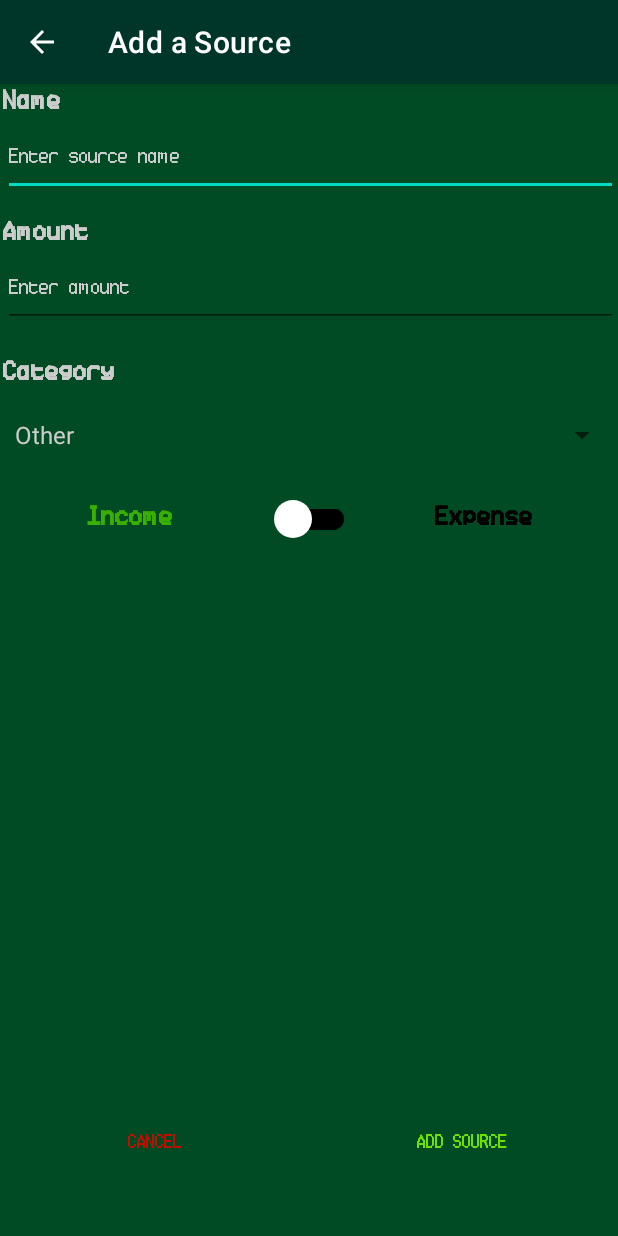
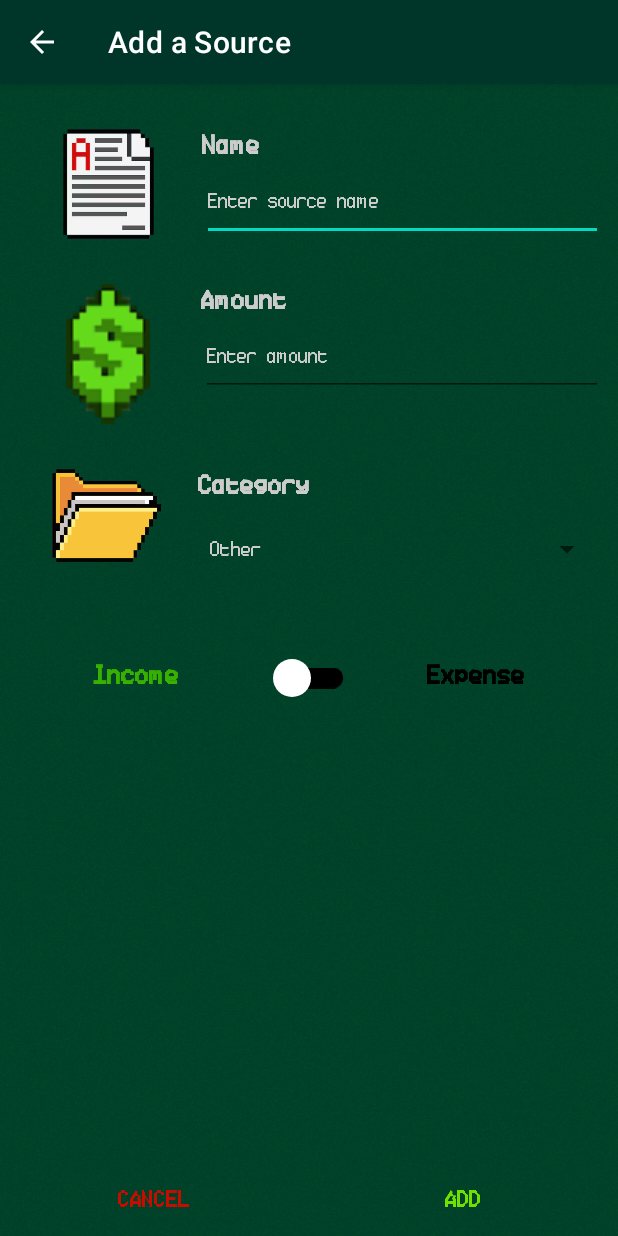
Before and after one commit to Kaajolee/FinanceApp, an Android app: the AddSourceActivity screen opened directly, with no data from a screen before it, on a phone screen of 412 x 824 dp. Run offline under Robolectric (Android 15) with nearby library versions, the light colour scheme and no system bars; our stand-ins replace Room's generated code.

Commit message:
AddSource activity ui pokyciai + graphsactivity

```diff
--- a/app/src/main/java/com/example/finanseapp/GraphsActivity.java
+++ b/app/src/main/java/com/example/finanseapp/GraphsActivity.java
@@ -62,7 +62,7 @@ public class GraphsActivity extends AppCompatActivity {
         if (actionBar != null) {
 
             actionBar.setDisplayHomeAsUpEnabled(true);
-
+            actionBar.setTitle("Data Visualization");
             actionBar.setBackgroundDrawable(ContextCompat.getDrawable(this, R.drawable.topbar_box));
 
         }
--- a/app/src/main/java/com/example/finanseapp/MainActivity.java
+++ b/app/src/main/java/com/example/finanseapp/MainActivity.java
@@ -61,7 +61,6 @@ public class MainActivity extends AppCompatActivity {
         if (actionBar != null) {
 
             actionBar.setDisplayHomeAsUpEnabled(true);
-
             actionBar.setBackgroundDrawable(ContextCompat.getDrawable(this, R.drawable.topbar_box));
 
         }
--- a/app/src/main/res/drawable/spinner_dropdown_background.xml
+++ b/app/src/main/res/drawable/spinner_dropdown_background.xml
@@ -1,6 +1,6 @@
 <?xml version="1.0" encoding="utf-8"?>
 <shape xmlns:android="http://schemas.android.com/apk/res/android">
 
-    <solid android:color="@color/green_002" />
+    <solid android:color="@color/green_001" />
 
 </shape>
--- a/app/src/main/res/layout/activity_source.xml
+++ b/app/src/main/res/layout/activity_source.xml
@@ -10,9 +10,11 @@
 
     <LinearLayout
         android:id="@+id/linearlayouta"
-        android:layout_width="410dp"
-        android:layout_height="729dp"
-        android:background="@color/green_001"
+        android:layout_width="match_parent"
+        android:layout_height="match_parent"
+        android:background="@drawable/mainactivitybackground"
+        android:scaleType="centerCrop"
+        android:adjustViewBounds="true"
         android:dividerPadding="16dp"
         android:orientation="vertical"
         app:layout_constraintEnd_toEndOf="parent"
@@ -20,89 +22,138 @@
 
         <LinearLayout
             android:layout_width="match_parent"
-            android:layout_height="87dp"
+            android:layout_height="73dp"
+            android:layout_marginHorizontal="10dp"
+            android:layout_marginTop="30dp"
+            android:orientation="horizontal">
+
+            <ImageView
+                android:id="@+id/imageView"
+                android:layout_width="wrap_content"
+                android:layout_height="wrap_content"
+                android:layout_weight="1"
+                app:srcCompat="@drawable/name_icon" />
+
+            <LinearLayout
+                android:layout_width="267dp"
+                android:layout_height="wrap_content"
                 android:orientation="vertical">
 
                 <TextView
                     android:id="@+id/textView3"
-                android:layout_width="match_parent"
+                    android:layout_width="253dp"
                     android:layout_height="wrap_content"
+                    android:fontFamily="@font/ticketing"
                     android:text="@string/name"
                     android:textColor="@color/white_text"
                     android:textSize="20sp"
-                android:textStyle="bold"
-                android:fontFamily="@font/ticketing"/>
+                    android:textStyle="bold" />
 
                 <EditText
                     android:id="@+id/editTextName"
                     android:layout_width="match_parent"
                     android:layout_height="53dp"
                     android:ems="10"
+                    android:fontFamily="@font/ticketing"
                     android:hint="@string/enter_source_name"
                     android:inputType="text"
                     android:textColor="@color/white_text"
                     android:textColorHint="@color/white_text"
-                android:textSize="15sp"
-                android:fontFamily="@font/ticketing"/>
+                    android:textSize="15sp" />
+            </LinearLayout>
+
         </LinearLayout>
 
         <LinearLayout
             android:layout_width="match_parent"
             android:layout_height="93dp"
+            android:layout_marginHorizontal="10dp"
+            android:orientation="horizontal"
+            android:layout_marginTop="30dp">
+
+            <ImageView
+                android:id="@+id/imageView2"
+                android:layout_width="wrap_content"
+                android:layout_height="match_parent"
+                android:layout_weight="1"
+                app:srcCompat="@drawable/dollarsigngreen" />
+
+            <LinearLayout
+                android:layout_width="268dp"
+                android:layout_height="match_parent"
                 android:orientation="vertical">
 
                 <TextView
                     android:id="@+id/textView4"
                     android:layout_width="match_parent"
                     android:layout_height="wrap_content"
+                    android:fontFamily="@font/ticketing"
                     android:text="@string/amount"
                     android:textColor="@color/white_text"
                     android:textSize="20sp"
-                android:textStyle="bold"
-                android:fontFamily="@font/ticketing"/>
+                    android:textStyle="bold" />
 
                 <EditText
                     android:id="@+id/editTextAmount"
                     android:layout_width="match_parent"
                     android:layout_height="53dp"
                     android:ems="10"
+                    android:fontFamily="@font/ticketing"
                     android:hint="@string/enter_amount"
                     android:inputType="text"
                     android:textColor="@color/white_text"
                     android:textColorHint="@color/white_text"
-                android:textSize="15sp"
-                android:fontFamily="@font/ticketing"/>
+                    android:textSize="15sp" />
+            </LinearLayout>
+
         </LinearLayout>
 
         <LinearLayout
             android:layout_width="match_parent"
             android:layout_height="85dp"
+            android:layout_marginHorizontal="10dp"
+            android:orientation="horizontal"
+            android:layout_marginTop="30dp">
+
+            <ImageView
+                android:id="@+id/imageView3"
+                android:layout_width="100dp"
+                android:layout_height="62dp"
+                android:layout_weight="1"
+                app:srcCompat="@drawable/category_icon" />
+
+            <LinearLayout
+                android:layout_width="270dp"
+                android:layout_height="match_parent"
                 android:orientation="vertical">
 
                 <TextView
                     android:id="@+id/textView5"
                     android:layout_width="match_parent"
                     android:layout_height="wrap_content"
+                    android:fontFamily="@font/ticketing"
                     android:text="@string/category"
                     android:textColor="@color/white_text"
                     android:textSize="20sp"
-                android:textStyle="bold"
-                android:fontFamily="@font/ticketing"/>
+                    android:textStyle="bold" />
 
                 <Spinner
                     android:id="@+id/spinner3"
                     android:layout_width="match_parent"
                     android:layout_height="0dp"
                     android:layout_weight="1"
-                android:fontFamily="@font/ticketing"/>
+                    android:fontFamily="@font/ticketing" />
+            </LinearLayout>
 
         </LinearLayout>
 
         <LinearLayout
             android:layout_width="match_parent"
             android:layout_height="129dp"
+            android:layout_marginHorizontal="10dp"
             android:layout_weight="1"
-            android:orientation="horizontal">
+            android:orientation="horizontal"
+            android:layout_marginTop="30dp">
 
             <TextView
                 android:id="@+id/textViewIncome"
@@ -160,9 +211,10 @@
                 android:layout_width="wrap_content"
                 android:layout_height="wrap_content"
                 android:layout_weight="1"
+                android:fontFamily="@font/ticketing"
                 android:text="@string/cancel"
                 android:textColor="@color/red"
-                android:fontFamily="@font/ticketing"/>
+                android:textSize="18sp" />
 
             <Button
                 android:id="@+id/addButton"
@@ -170,9 +222,10 @@
                 android:layout_width="wrap_content"
                 android:layout_height="wrap_content"
                 android:layout_weight="1"
-                android:text="@string/add_source"
+                android:fontFamily="@font/ticketing"
+                android:text="@string/add"
                 android:textColor="@color/green_006"
-                android:fontFamily="@font/ticketing"/>
+                android:textSize="18sp" />
 
         </LinearLayout>
 
--- a/app/src/main/res/layout/spinner_dropdown.xml
+++ b/app/src/main/res/layout/spinner_dropdown.xml
@@ -5,5 +5,6 @@
     android:background="@color/green_002"
     android:padding="10dp"
     android:textAlignment="textStart"
+    android:fontFamily="@font/ticketing"
     android:textColor="@color/white_text"
     xmlns:android="http://schemas.android.com/apk/res/android" />
--- a/app/src/main/res/layout/spinner_dropdown_main.xml
+++ b/app/src/main/res/layout/spinner_dropdown_main.xml
@@ -6,4 +6,5 @@
     android:gravity="center_vertical"
     android:padding="8dp"
     android:textColor="@color/white_text"
-    android:singleLine="true" />
+    android:singleLine="true"
+    android:fontFamily="@font/ticketing"/>
--- a/app/src/main/res/values/strings.xml
+++ b/app/src/main/res/values/strings.xml
@@ -16,6 +16,5 @@
     <string name="add_category">Add category</string>
     <string name="type">Type</string>
     <string name="enter_category_name">Enter category name</string>
-    <!-- TODO: Remove or change this placeholder text -->
     <string name="hello_blank_fragment">Hello blank fragment</string>
 </resources>
```
Also changed, not shown: app/src/main/res/drawable/rounded_bottom_corners.xml (+11 -2 lines), app/src/main/res/layout/activity_graphs.xml (+13 -8 lines), app/src/main/res/values/styles.xml (added, +8 -0 lines), app/src/main/res/drawable/category_icon.png (added), app/src/main/res/drawable/name_icon.png (added). Lines whose indentation alone changed are shown as unchanged.
